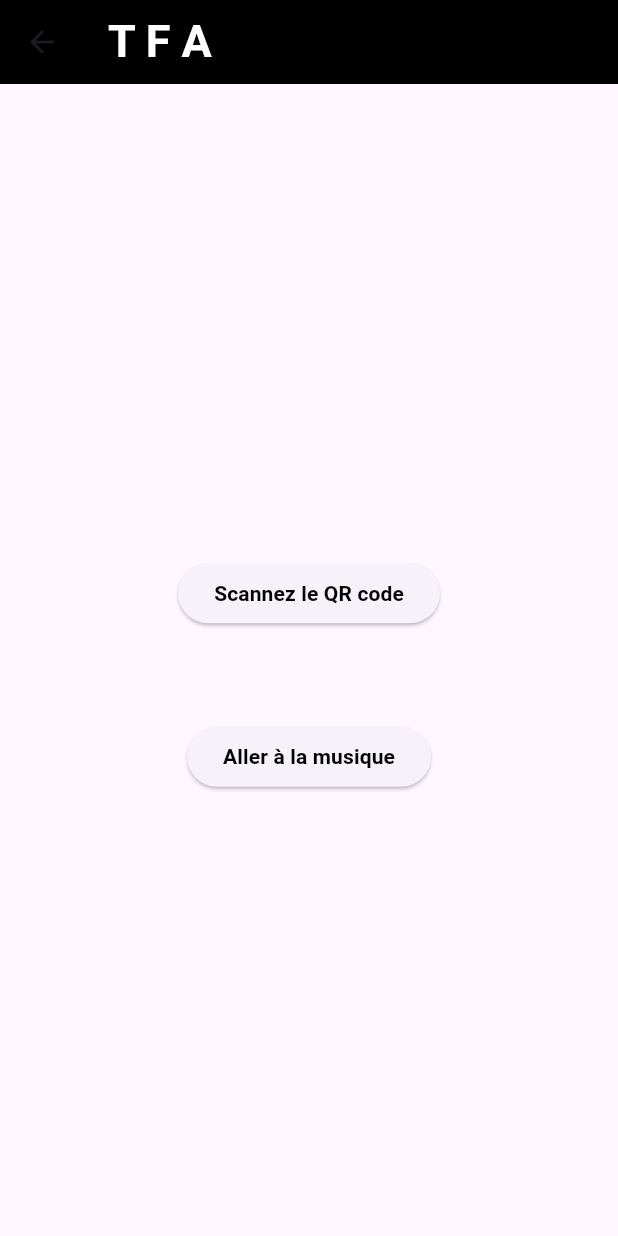
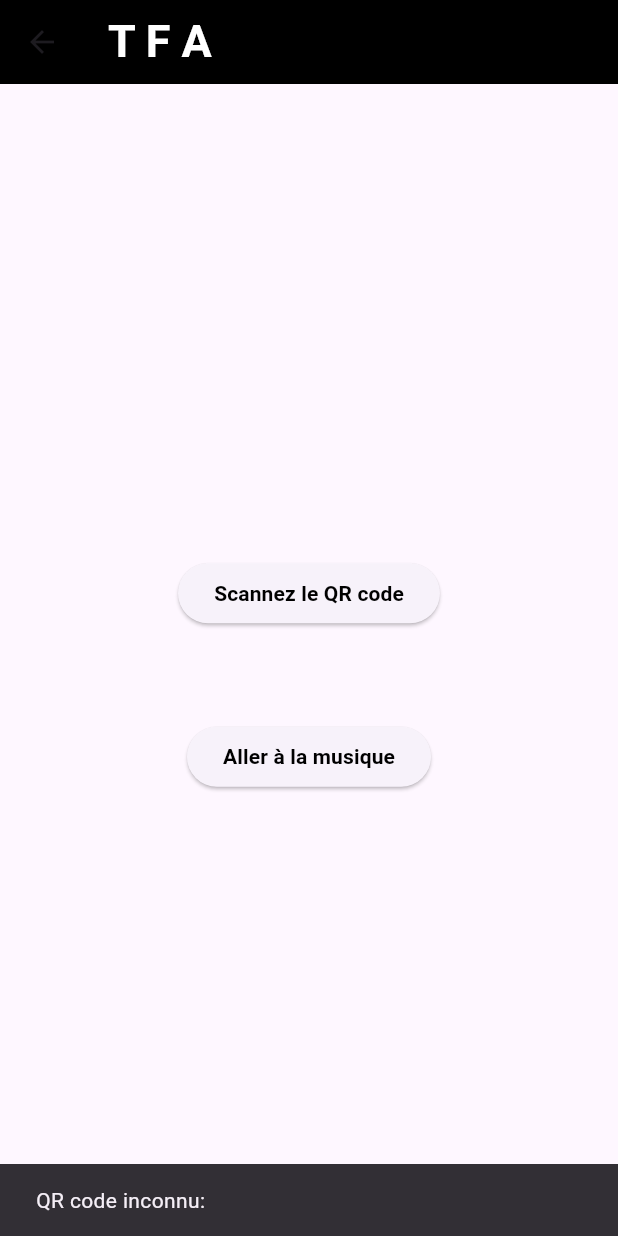
Before and after one commit to Romainperfer33/TFA-PROJECT, a Flutter app: the QrView screen opened by its route, after a tap on "Scannez le QR code", on a phone screen of 412 x 824 dp. Run offline on Flutter 3.47's test engine with Material 3 defaults, Android fonts, the phone set to English and light mode, and no system bars; our stand-ins replace audioplayers, flutter_animate, vibration; missing offline and left inert: flutter_barcode_scanner.

Commit message:
qr code redirection

```diff
--- a/lib/pages/music_view.dart
+++ b/lib/pages/music_view.dart
@@ -73,7 +73,7 @@ class _MusicViewState extends State<MusicView> {
       ),
       body: SafeArea(
         child: Center(
-          child: Column(
+          child: Row(
             mainAxisAlignment: MainAxisAlignment.center,
             children: [
               ElevatedButton.icon(
@@ -84,7 +84,7 @@ class _MusicViewState extends State<MusicView> {
                   style: TextStyle(color: Colors.black),
                 ),
               ),
-              const SizedBox(height: 20),
+              const SizedBox(width: 20),
               ElevatedButton.icon(
                 onPressed: _pauseMusic,
                 icon: const Icon(Icons.pause, color: Colors.black),
@@ -93,7 +93,7 @@ class _MusicViewState extends State<MusicView> {
                   style: TextStyle(color: Colors.black),
                 ),
               ),
-              const SizedBox(height: 20),
+              const SizedBox(width: 20),
               ElevatedButton.icon(
                 onPressed: _rewindMusic,
                 icon: const Icon(Icons.replay, color: Colors.black),
--- a/lib/pages/qr_view.dart
+++ b/lib/pages/qr_view.dart
@@ -26,6 +26,18 @@ class _QrViewState extends State<QrView> {
     setState(() {
       _scanBarcodeResult = barcodesScanRes;
     });
+    if (barcodesScanRes != '-1') {
+      switch (barcodesScanRes) {
+        case 'music':
+          Navigator.pushNamed(context, '/music');
+          break;
+        default:
+          ScaffoldMessenger.of(context).showSnackBar(
+            SnackBar(content: Text('QR code inconnu: $barcodesScanRes')),
+          );
+          break;
+      }
+    }
   }
 
   @override
--- a/pubspec.yaml
+++ b/pubspec.yaml
@@ -39,6 +39,8 @@ dependencies:
   flutter_animate: ^4.5.0
   audioplayers: ^6.0.0
   vibration: ^1.9.0
+  audiotagger: ^2.2.1
+  permission_handler: ^11.3.1
 
 dev_dependencies:
   flutter_test:
```
Also changed, not shown: pubspec.lock, 4 other files.
